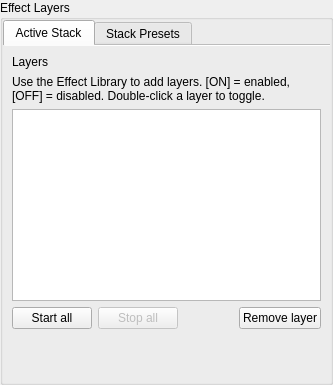
Above: ui/forms/EffectStackPanel.ui from Wolfieeewolf/OpenRGB3DSpatialPlugin before the change. Below: the same form after it.
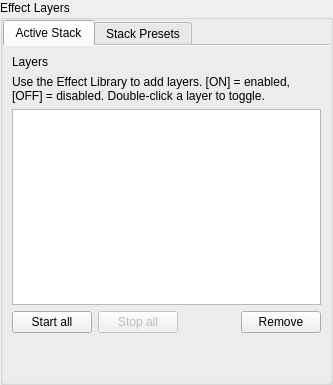
That is the form after the change.

Commit message:
fix: keep GPU room-grid overlay visible idle and empty-stack
Bake durable viewport-owned atlas copies from CPU RGBA export so Stop/idle no longer keep dead pool FBO ids, show a black sample lattice when the stack is empty, and tighten right-panel shrink so effect controls stop clipping.

The edit to the form file:
```diff
--- a/ui/forms/EffectStackPanel.ui
+++ b/ui/forms/EffectStackPanel.ui
@@ -56,10 +56,16 @@
        </item>
        <item>
         <widget class="QListWidget" name="stackList">
+         <property name="sizePolicy">
+          <sizepolicy hsizetype="Expanding" vsizetype="Expanding">
+           <horstretch>0</horstretch>
+           <verstretch>1</verstretch>
+          </sizepolicy>
+         </property>
          <property name="minimumSize">
           <size>
            <width>0</width>
-           <height>180</height>
+           <height>160</height>
           </size>
          </property>
          <property name="selectionMode">
@@ -108,6 +114,12 @@
          <item>
           <widget class="QPushButton" name="removeLayerButton">
            <property name="text">
+            <string>Remove</string>
+           </property>
+           <property name="toolTip">
+            <string>Remove the selected layer from the stack (Delete / Backspace).</string>
+           </property>
+           <property name="accessibleName">
             <string>Remove layer</string>
            </property>
            <property name="toolTip">
```
Left out of the diff: 3 changed lines with no effect on the pictures. The commit also changes 38 other files.
